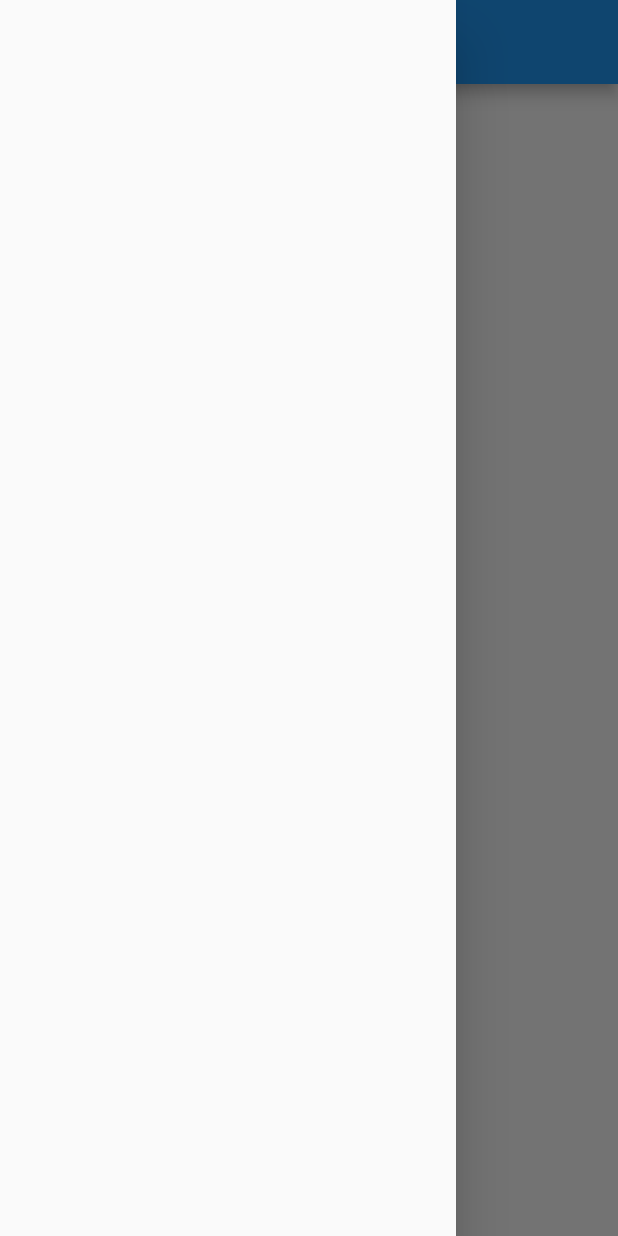
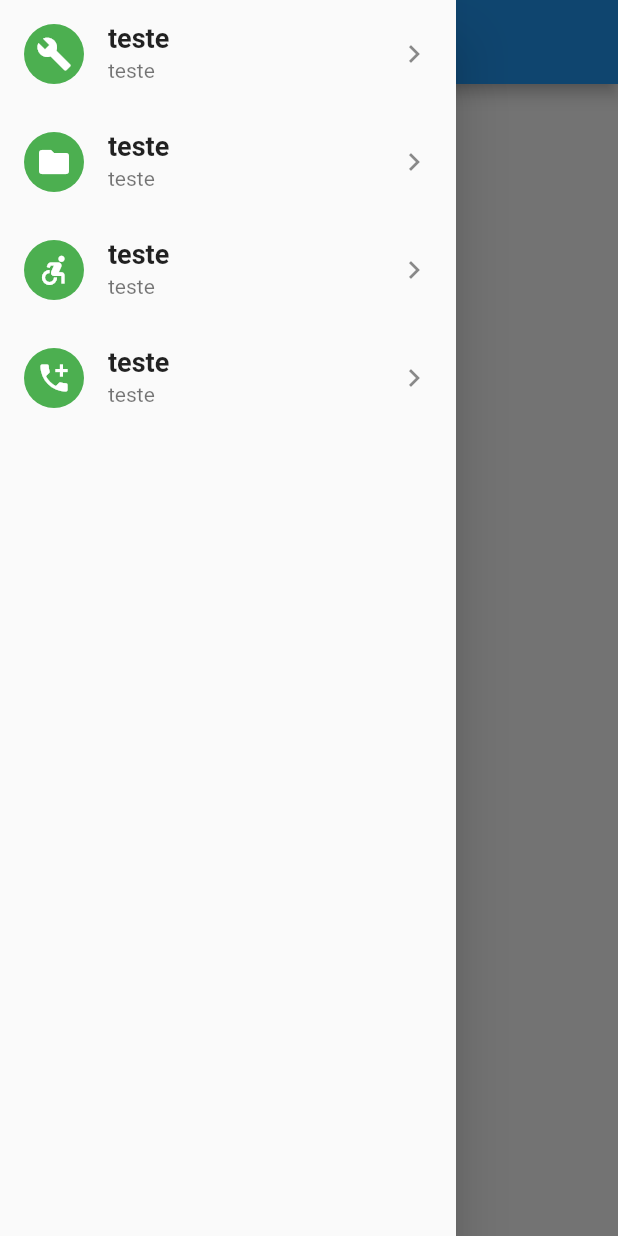
Before and after one commit to SrSantiano/rpg_estudo, a Flutter app: the screen it shows after launch, with the side drawer open, on a phone screen of 412 x 824 dp. Run offline on Flutter 3.47's test engine with Material 2 defaults, Android fonts, the phone set to English and light mode, and no system bars.

Commit message:
Drawer funcionando com orientação a objetos na criação de ListTiles, e linkando a janelas orientado a objeto também

```diff
--- a/lib/main.dart
+++ b/lib/main.dart
@@ -1,5 +1,5 @@
 import 'package:flutter/material.dart';
-import 'screens/home_page.dart';
+import 'package:rpg_estudo/screens/home_page.dart';
 
 void main() => runApp(MaterialApp(
   home: HomePage(),
--- a/lib/screens/home_page.dart
+++ b/lib/screens/home_page.dart
@@ -1,5 +1,5 @@
 import 'package:flutter/material.dart';
-
+import 'package:rpg_estudo/screens/listadrawer/lista_drawer.dart';
 class HomePage extends StatefulWidget {
   @override
   _HomePageState createState() => _HomePageState();
@@ -13,9 +13,8 @@ class _HomePageState extends State<HomePage> {
         title: Text("RPG"),
       ),
       drawer: Drawer(
-
-      ),
-
+        child: Lista(),
+      )
     );
   }
 }
--- /dev/null
+++ b/lib/screens/janelasparalinkar/janela.dart
@@ -0,0 +1,20 @@
+import 'package:flutter/material.dart';
+
+class Janela extends StatelessWidget {
+
+  final String titulo;
+  final Color cor;
+
+  Janela({this.titulo, this.cor});
+
+  @override
+  Widget build(BuildContext context) {
+    return Scaffold(
+      appBar: AppBar(
+        title: Text(titulo),
+        backgroundColor: cor,
+      ),
+      body: Center(child: Text('teste'),),
+    );
+  }
+}
--- /dev/null
+++ b/lib/screens/listadrawer/lista_drawer.dart
@@ -0,0 +1,49 @@
+import 'package:flutter/material.dart';
+import 'package:rpg_estudo/screens/listadrawer/widgets/item_lista.dart';
+import 'package:rpg_estudo/screens/janelasparalinkar/janela.dart';
+
+class Lista extends StatelessWidget {
+  @override
+  Widget build(BuildContext context) {
+    return ListView(
+      children: <Widget>[
+        ListItem(
+          titulo: 'teste',
+          subTitulo: 'teste',
+          icone: Icon(
+            Icons.build,
+            color: Colors.white,
+          ),
+          janela: Janela(titulo: 'agora vai',),
+        ),
+        ListItem(
+          titulo: 'teste',
+          subTitulo: 'teste',
+          icone: Icon(
+            Icons.folder,
+            color: Colors.white,
+          ),
+          janela: Janela(titulo: 'agora foi',),
+        ),
+        ListItem(
+          titulo: 'teste',
+          subTitulo: 'teste',
+          icone: Icon(
+            Icons.accessible_forward,
+            color: Colors.white,
+          ),
+          janela: Janela(titulo: 'agora ta indo',),
+        ),
+        ListItem(
+          titulo: 'teste',
+          subTitulo: 'teste',
+          icone: Icon(
+            Icons.add_call,
+            color: Colors.white,
+          ),
+          janela: Janela(titulo: 'agora não para mais',),
+        ),
+      ],
+    );
+  }
+}
--- /dev/null
+++ b/lib/screens/listadrawer/widgets/item_lista.dart
@@ -0,0 +1,37 @@
+import 'package:flutter/material.dart';
+import 'package:rpg_estudo/screens/janelasparalinkar/janela.dart';
+
+class ListItem extends StatelessWidget {
+
+  final String titulo;
+  final String subTitulo;
+  final Icon icone;
+  final Janela janela;
+
+  ListItem({this.titulo, this.subTitulo, this.icone, this.janela});
+
+  @override
+  Widget build(BuildContext context) {
+    return ListTile(
+
+      leading: CircleAvatar(
+        backgroundColor: Colors.green,
+        child: icone,
+      ),
+      title: Text(
+        titulo,
+        style: TextStyle(
+          fontSize: 18,
+          fontWeight: FontWeight.w700,
+        ),
+      ),
+      subtitle: Text(subTitulo),
+      trailing: Icon(Icons.navigate_next),
+      onTap: () {
+        Navigator.push(context, MaterialPageRoute(
+          builder: (context) => janela
+        ));
+      },
+    );
+  }
+}
```
Also changed, not shown: 133 other files.
